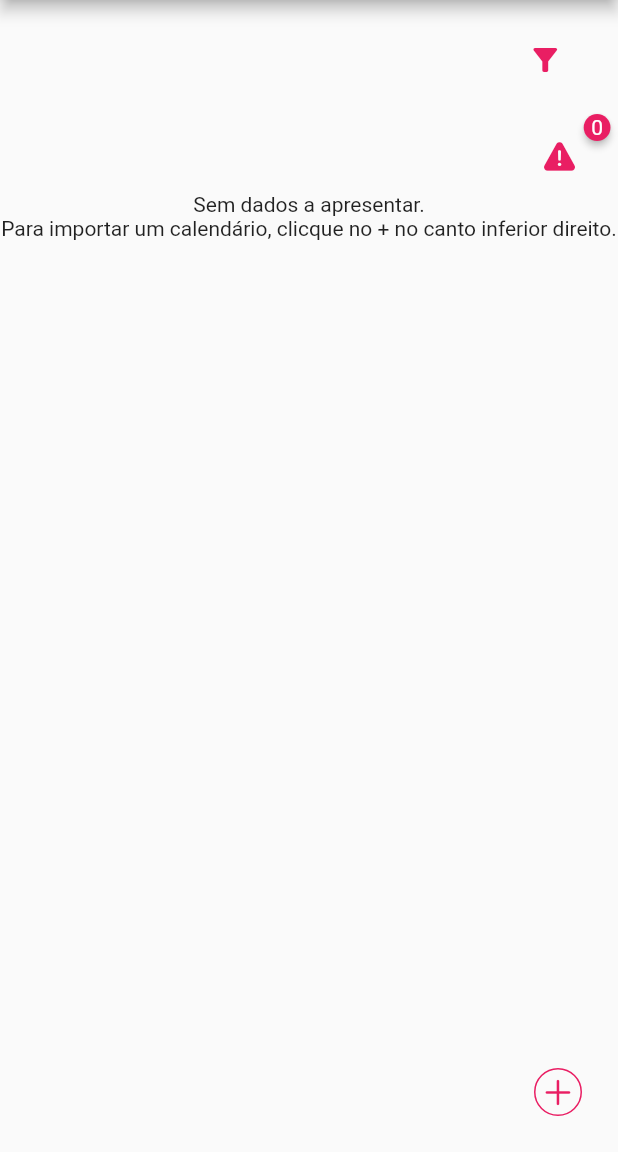
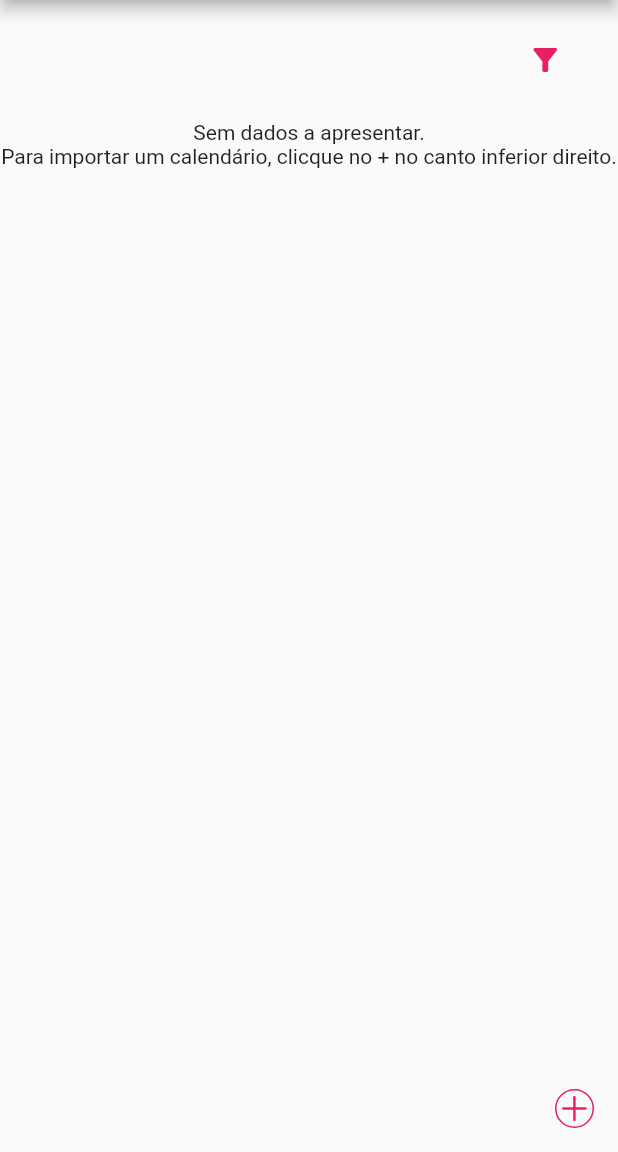
Before and after one commit to dmrraiscte/ES-2023-2Sem-Quarta-Feira-LEI-GrupoG, a Flutter app: the screen it shows after launch, on a phone screen of 412 x 824 dp, the part 84-1236 px from its top. Run offline on Flutter 3.47's test engine with Material 2 defaults, Android fonts, the phone set to English and light mode, and no system bars; drawn by our look-alikes of badges, flutter_animate, getwidget; our stand-ins replace file_picker, multi_select_flutter, quickalert, syncfusion_flutter_calendar, tuple; missing offline and left inert: file_saver, icalendar_parser, syncfusion_localizations.

Commit message:
Hotfix minor issues on ui

```diff
--- a/lib/screens/home.dart
+++ b/lib/screens/home.dart
@@ -65,7 +65,9 @@ class _HomeState extends State<Home> with TickerProviderStateMixin {
                 });
               },
             ),
-            if(eventDataSource?.overlapped != null)
+            if (eventDataSource?.overlapped != null &&
+                (eventDataSource!.overlapped.isNotEmpty ||
+                    eventDataSource!.sobrelotation.isNotEmpty))
               Padding(
                 padding: const EdgeInsets.only(right: 15),
                 child: Align(
@@ -99,10 +101,9 @@ class _HomeState extends State<Home> with TickerProviderStateMixin {
                               ),
                             ),
                             content: SizedBox(
-                                    width: MediaQuery.of(context).size.width *
-                                        0.60,
-                                    height: MediaQuery.of(context).size.height *
-                                        0.60,
+                                width: MediaQuery.of(context).size.width * 0.60,
+                                height:
+                                    MediaQuery.of(context).size.height * 0.60,
                                 child: Column(
                                   children: [
                                     GFAccordion(
@@ -150,16 +151,17 @@ class _HomeState extends State<Home> with TickerProviderStateMixin {
                     ),
                   ),
                 ),
-                  )
-                ,
+              ),
             getPresentingWidget(),
           ],
         ),
       ),
       floatingActionButton: Column(
         mainAxisAlignment: MainAxisAlignment.end,
+        crossAxisAlignment: CrossAxisAlignment.end,
         children: [
           if (selectedEventsFinalList.isNotEmpty) downloadCalendarButtons(),
+          const Padding(padding: EdgeInsets.all(2)),
           uploadCalendarButtons(),
         ],
       ),
@@ -168,15 +170,6 @@ class _HomeState extends State<Home> with TickerProviderStateMixin {
 
   PopupMenuButton<dynamic> downloadCalendarButtons() {
     return PopupMenuButton(
-        icon: Container(
-          decoration: BoxDecoration(
-              border: Border.all(color: Theme.of(context).primaryColor),
-              shape: BoxShape.rectangle),
-          child: const Center(
-              child: Icon(
-            CupertinoIcons.floppy_disk,
-          )),
-        ),
         tooltip: "",
         itemBuilder: (BuildContext context) {
           return [
@@ -215,30 +208,44 @@ class _HomeState extends State<Home> with TickerProviderStateMixin {
               },
             )
           ];
-        });
+        },
+        child: Container(
+          decoration: BoxDecoration(
+              border: Border.all(color: Theme.of(context).primaryColor),
+              shape: BoxShape.circle),
+          child: const Padding(
+            padding: EdgeInsets.all(4.0),
+            child: Icon(
+              CupertinoIcons.floppy_disk,
+              size: 25,
+            ),
+          ),
+        ));
   }
 
   PopupMenuButton<dynamic> uploadCalendarButtons() {
     return PopupMenuButton(
       tooltip: "",
-      icon: eventsFile.lstEvents.isNotEmpty
+      child: eventsFile.lstEvents.isNotEmpty
           ? Container(
               decoration: BoxDecoration(
                   border: Border.all(color: Theme.of(context).primaryColor),
                   shape: BoxShape.circle),
-              child: const Center(
+              child: const Padding(
+                padding: EdgeInsets.all(4.0),
                 child: Icon(
                   CupertinoIcons.plus,
-              )),
+                  size: 25,
+                ),
+              ),
             )
           : Container(
               decoration: BoxDecoration(
                   border: Border.all(color: Theme.of(context).primaryColor),
                   shape: BoxShape.circle),
-              child: const Center(
-                  child: Icon(
+              child: const Icon(
                 CupertinoIcons.plus,
-              )),
+              ),
             )
               .animate(onPlay: (controller) => controller.repeat(reverse: true))
               .scale(
@@ -246,7 +253,6 @@ class _HomeState extends State<Home> with TickerProviderStateMixin {
                   end: const Offset(2, 2),
                   duration: const Duration(milliseconds: 1500)),
       itemBuilder: (BuildContext context) {
-        //TODO: Adicionar os outros métodos de import e chamar
         return [
           PopupMenuItem(
             child: const Text("Importar ficheiro de url"),
--- a/lib/widgets.dart/filters.dart
+++ b/lib/widgets.dart/filters.dart
@@ -65,6 +65,7 @@ class _FiltersState extends State<Filters> {
                   mainAxisSize: MainAxisSize.min,
                   children: [
                     MultiSelectDialogField<String>(
+                      selectedColor: Theme.of(context).primaryColor,
                       chipDisplay: MultiSelectChipDisplay.none(),
                       buttonText: Text(selectedUcs.isEmpty
                           ? "Selecionar Unidades Curriculares"
```
Lines whose indentation alone changed are shown as unchanged.
